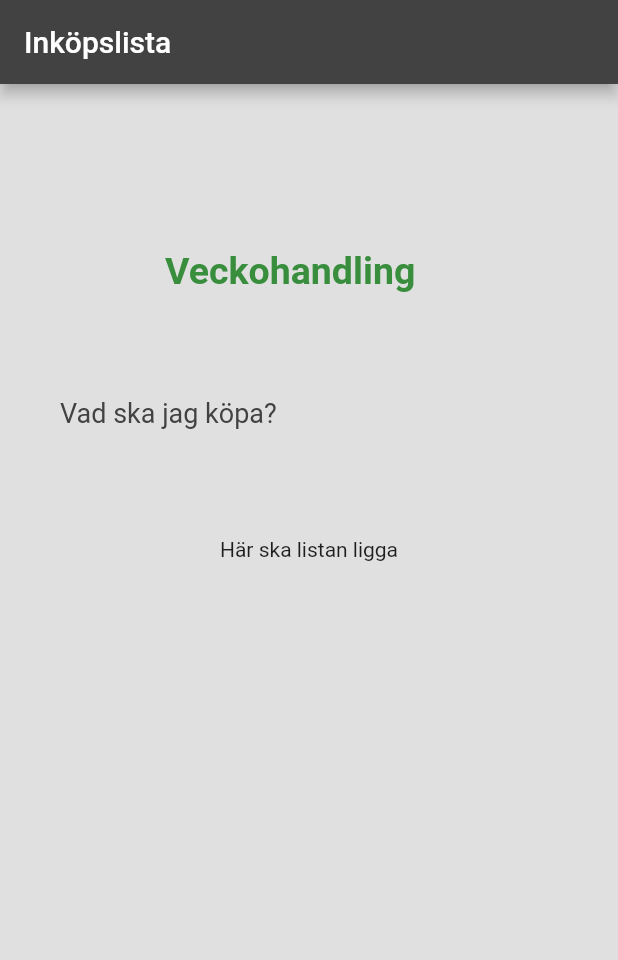
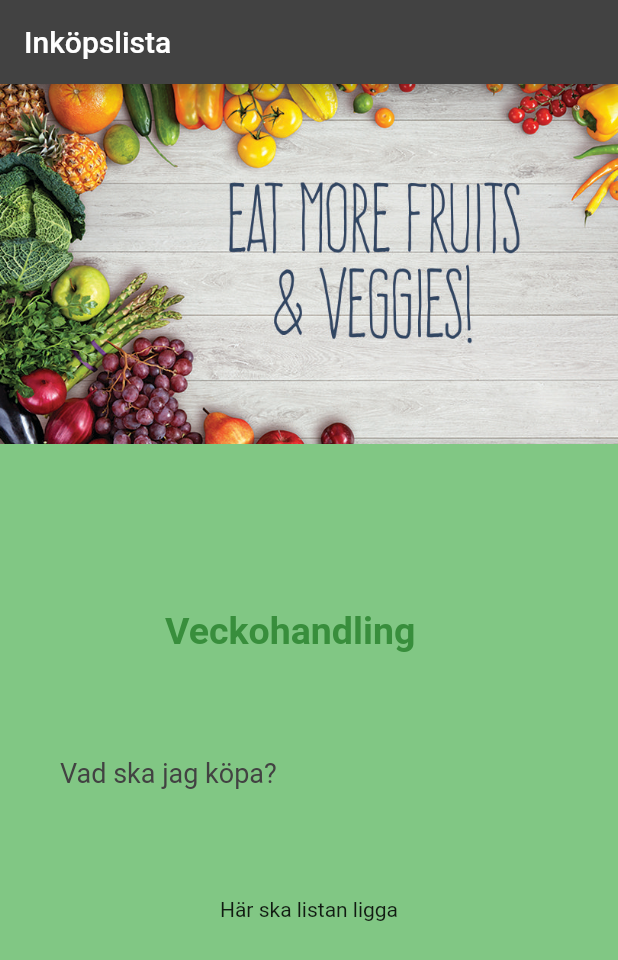
Before and after one commit to msmalinosterberg/flutter-app-veggies.nu, a Flutter app: the screen it shows after launch, on a phone screen of 412 x 824 dp. Shown: the top 960 px of the screen. Run offline on Flutter 3.47's test engine with Material 2 defaults, Android fonts, the phone set to English and light mode, and no system bars.

Commit message:
added a picture in the top

```diff
--- a/lib/main.dart
+++ b/lib/main.dart
@@ -52,11 +52,17 @@ class FoodApp extends StatelessWidget {
               title: Text('Inköpslista'), backgroundColor: Colors.grey[800]),
           body: Column(
             children: [
+              Image.asset(
+                'veggies.jpg',
+                width: 600,
+                height: 240,
+                fit: BoxFit.cover,
+              ),
               titleSection,
               textSection,
             ],
           ),
-          backgroundColor: Colors.grey[300]),
+          backgroundColor: Colors.green[300]),
     );
   }
 }
```
Also changed, not shown: pubspec.yaml (+4 -3 lines), veggies.jpg (added).
